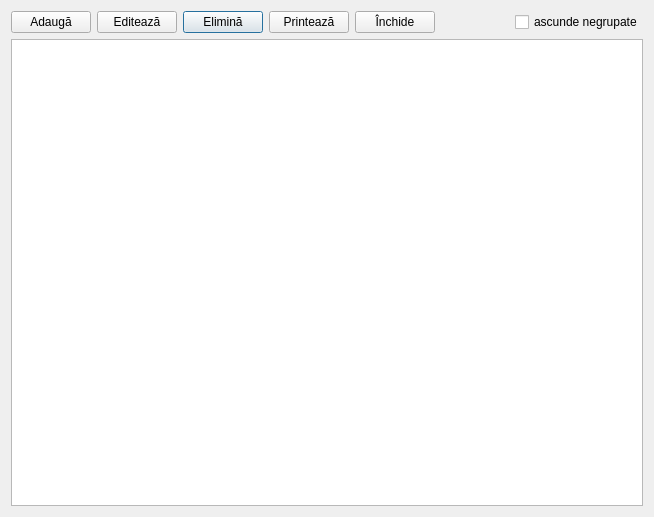
Old version of the form catalogs/groupinvestigationlist.ui in the repository debalex77/USG.
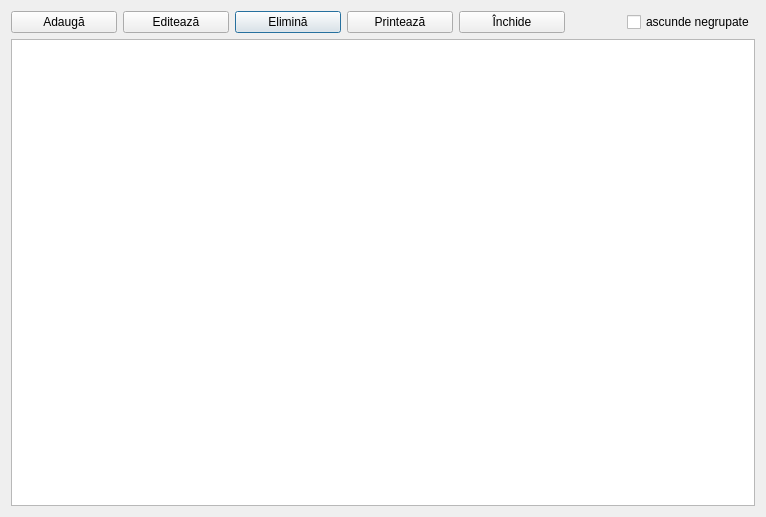
New version of the form. Icons and pictures are not drawn.

```diff
--- a/catalogs/groupinvestigationlist.ui
+++ b/catalogs/groupinvestigationlist.ui
@@ -6,16 +6,27 @@
    <rect>
     <x>0</x>
     <y>0</y>
-    <width>654</width>
+    <width>766</width>
     <height>517</height>
    </rect>
   </property>
+  <property name="font">
+   <font>
+    <family>Segoe UI</family>
+   </font>
+  </property>
   <property name="windowTitle">
    <string>Dialog</string>
   </property>
   <layout class="QGridLayout" name="gridLayout">
    <item row="0" column="2">
     <widget class="QPushButton" name="btnRemove">
+     <property name="minimumSize">
+      <size>
+       <width>106</width>
+       <height>0</height>
+      </size>
+     </property>
      <property name="text">
       <string>Elimină</string>
      </property>
@@ -27,6 +38,12 @@
    </item>
    <item row="0" column="1">
     <widget class="QPushButton" name="btnEdit">
+     <property name="minimumSize">
+      <size>
+       <width>106</width>
+       <height>0</height>
+      </size>
+     </property>
      <property name="text">
       <string>Editează</string>
      </property>
@@ -51,6 +68,12 @@
    </item>
    <item row="0" column="0">
     <widget class="QPushButton" name="btnAdd">
+     <property name="minimumSize">
+      <size>
+       <width>106</width>
+       <height>0</height>
+      </size>
+     </property>
      <property name="text">
       <string>Adaugă</string>
      </property>
@@ -62,6 +85,12 @@
    </item>
    <item row="0" column="4">
     <widget class="QPushButton" name="btnClose">
+     <property name="minimumSize">
+      <size>
+       <width>106</width>
+       <height>0</height>
+      </size>
+     </property>
      <property name="text">
       <string>Închide</string>
      </property>
@@ -73,6 +102,12 @@
    </item>
    <item row="0" column="3">
     <widget class="QPushButton" name="btnPrint">
+     <property name="minimumSize">
+      <size>
+       <width>106</width>
+       <height>0</height>
+      </size>
+     </property>
      <property name="text">
       <string>Printează</string>
      </property>
```
